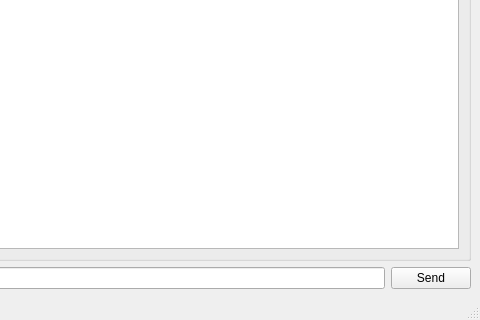
The window that client/mainwindow.ui (10sorry/messanger) describes before a commit, drawn with Qt 5; both pictures show x 320 to 800 and y 280 to 600 of the 800 by 600 pixel window.
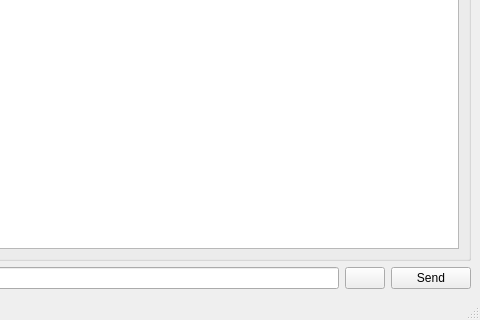
The same window after the commit.

Patch:
```diff
--- a/client/mainwindow.ui
+++ b/client/mainwindow.ui
@@ -60,6 +60,13 @@
       <item>
        <widget class="QLineEdit" name="lineMessage"/>
       </item>
+      <item>
+       <widget class="QPushButton" name="attachButton">
+        <property name="text">
+         <string/>
+        </property>
+       </widget>
+      </item>
       <item>
        <widget class="QPushButton" name="buttonSend">
         <property name="text">
```
